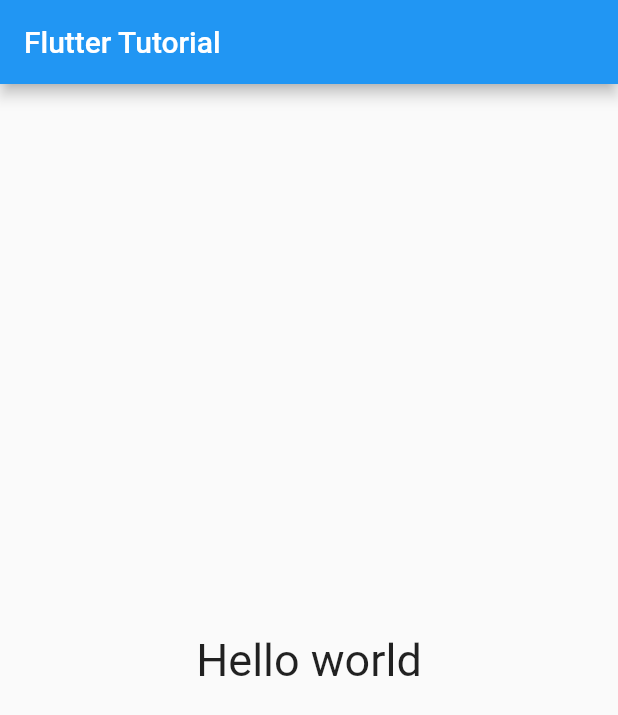
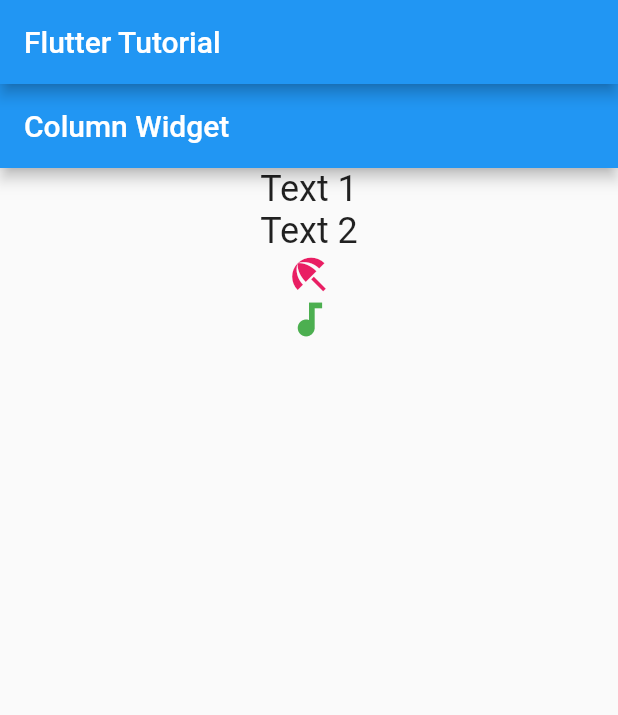
Before and after one commit to markiplagat/flutter_tutorialkart, a Flutter app: the screen it shows after launch, on a phone screen of 412 x 824 dp. Shown: the top 715 px of the screen. Run offline on Flutter 3.47's test engine with Material 2 defaults, Android fonts, the phone set to English and light mode, and no system bars.

Commit message:
Column Widget

```diff
--- a/lib/main.dart
+++ b/lib/main.dart
@@ -29,8 +29,26 @@
 class _MyStatefulWidgetState extends State<MyStatefulWidget> {
   @override
   Widget build(BuildContext context) {
-    return const Center(
-      child: Text('Hello world', style: TextStyle(fontSize: 30),)
+    return Scaffold(
+      appBar: AppBar(title: const Text("Column Widget")),
+      body: Center(
+        child: Column(
+          children: const <Widget>[
+            Text('Text 1', style: TextStyle(fontSize: 24.0),),
+            Text('Text 2', style: TextStyle(fontSize: 24.0),),
+            Icon(
+              Icons.beach_access,
+              color: Colors.pink,
+              size: 30.0,
+            ),
+            Icon(
+              Icons.audiotrack,
+              color: Colors.green,
+              size: 30.0,
+            ),
+          ],
+        )
+      )
     );
   }
 }
```
